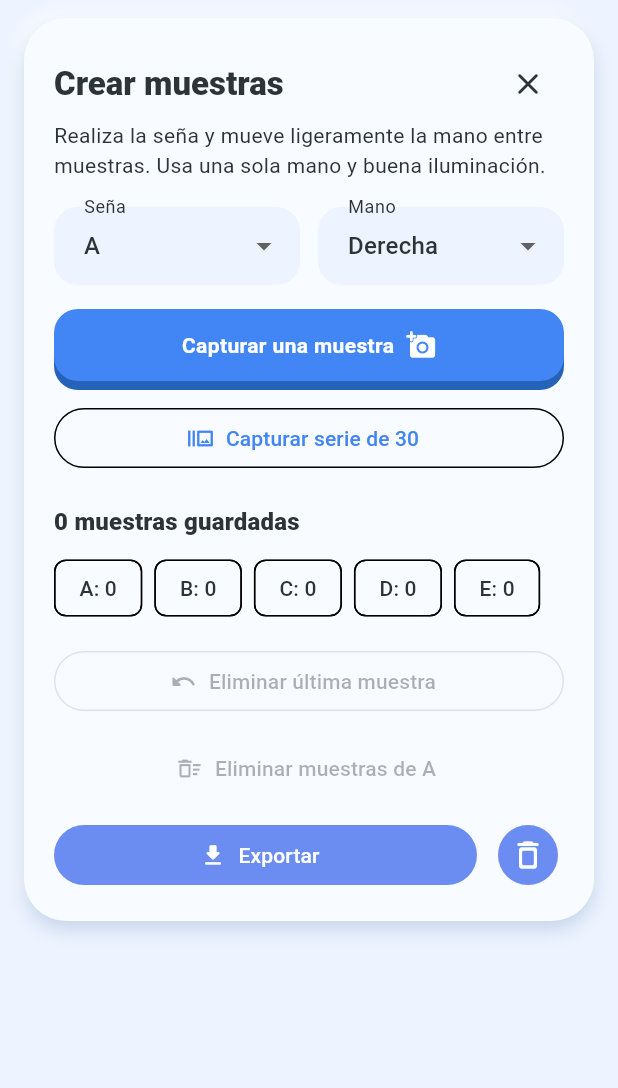
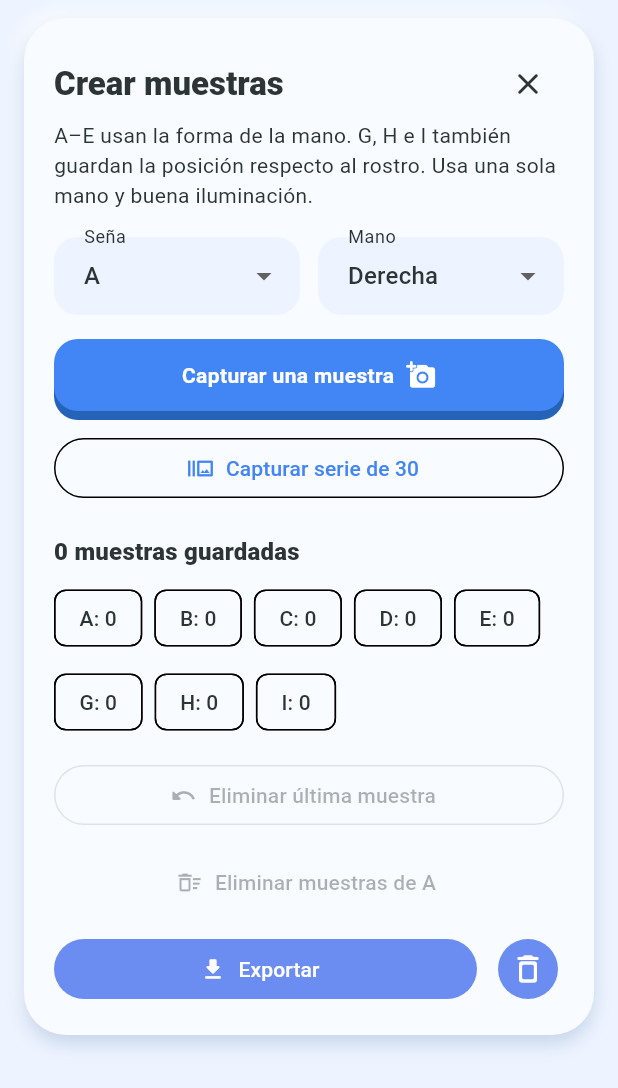
Before and after one commit to Emily-Hrdz/SignSpeak, a Flutter app: the DatasetCaptureSheet widget shown alone on an empty page, opened directly with empty values, on a phone screen of 412 x 824 dp. Shown: the top 1088 px of the screen. Run offline on Flutter 3.47's test engine with Material 3 defaults, Android fonts, the phone set to English and light mode, and no system bars; our stand-ins replace camera, firebase_auth, firebase_core, flutter_tts, shared_preferences, video_player; missing offline and left inert: google_mlkit_face_detection, hand_landmarker; accounts and stored records are empty.

Commit message:
Add spatial sample capture for face-relative signs

```diff
--- a/lib/features/translate/widgets/dataset_capture_sheet.dart
+++ b/lib/features/translate/widgets/dataset_capture_sheet.dart
@@ -1,20 +1,29 @@
+import 'dart:async';
+
 import 'package:flutter/material.dart';
 import 'package:hand_landmarker/hand_landmarker.dart';
 
 import '../../../core/widgets/clay_components.dart';
 import '../services/landmark_dataset_service.dart';
+import '../services/face_landmark_service.dart';
 
 class DatasetCaptureSheet extends StatefulWidget {
-  const DatasetCaptureSheet({required this.handsProvider, super.key});
+  const DatasetCaptureSheet({
+    required this.handsProvider,
+    required this.faceProvider,
+    super.key,
+  });
 
   final List<Hand> Function() handsProvider;
+  final FaceReference? Function() faceProvider;
 
   @override
   State<DatasetCaptureSheet> createState() => _DatasetCaptureSheetState();
 }
 
 class _DatasetCaptureSheetState extends State<DatasetCaptureSheet> {
-  static const _labels = ['A', 'B', 'C', 'D', 'E'];
+  static const _labels = ['A', 'B', 'C', 'D', 'E', 'G', 'H', 'I'];
+  static const _spatialLabels = {'G', 'H', 'I'};
   static const _targetPerSeries = 30;
 
   final _dataset = LandmarkDatasetService();
@@ -24,16 +33,21 @@ class _DatasetCaptureSheetState extends State<DatasetCaptureSheet> {
   bool _isLoading = true;
   bool _isCapturingSeries = false;
   int _seriesProgress = 0;
+  Timer? _faceStatusTimer;
 
   @override
   void initState() {
     super.initState();
     _loadStats();
+    _faceStatusTimer = Timer.periodic(const Duration(milliseconds: 400), (_) {
+      if (mounted && _spatialLabels.contains(_selectedLabel)) setState(() {});
+    });
   }
 
   @override
   void dispose() {
     _isCapturingSeries = false;
+    _faceStatusTimer?.cancel();
     super.dispose();
   }
 
@@ -56,12 +70,21 @@ class _DatasetCaptureSheetState extends State<DatasetCaptureSheet> {
       }
       return false;
     }
+    final needsFace = _spatialLabels.contains(_selectedLabel);
+    final faceReference = widget.faceProvider();
+    if (needsFace && (faceReference == null || !faceReference.isFresh)) {
+      if (showFeedback) {
+        _showMessage('Mantén el rostro completo visible junto con la mano.');
+      }
+      return false;
+    }
 
     try {
       await _dataset.saveSample(
         label: _selectedLabel,
         handSide: _handSide,
         landmarks: hands.first.landmarks,
+        faceReference: needsFace ? faceReference : null,
       );
       await _loadStats();
       if (showFeedback && mounted) _showMessage('Muestra guardada.');
@@ -233,7 +256,7 @@ class _DatasetCaptureSheetState extends State<DatasetCaptureSheet> {
                   ],
                 ),
                 const Text(
-                  'Realiza la seña y mueve ligeramente la mano entre muestras. Usa una sola mano y buena iluminación.',
+                  'A–E usan la forma de la mano. G, H e I también guardan la posición respecto al rostro. Usa una sola mano y buena iluminación.',
                 ),
                 const SizedBox(height: 18),
                 Row(
@@ -277,6 +300,46 @@ class _DatasetCaptureSheetState extends State<DatasetCaptureSheet> {
                     ),
                   ],
                 ),
+                if (_spatialLabels.contains(_selectedLabel)) ...[
+                  const SizedBox(height: 12),
+                  Text(
+                    _selectedLabel == 'G'
+                        ? 'Coloca la mano en la posición final junto a la oreja.'
+                        : _selectedLabel == 'H'
+                        ? 'Mantén los dos dedos frente a los labios.'
+                        : 'Mantén el dedo debajo del ojo.',
+                    style: TextStyle(
+                      color: Theme.of(context).colorScheme.primary,
+                      fontWeight: FontWeight.w800,
+                    ),
+                  ),
+                  const SizedBox(height: 8),
+                  Builder(
+                    builder: (context) {
+                      final faceDetected =
+                          widget.faceProvider()?.isFresh == true;
+                      return Row(
+                        children: [
+                          Icon(
+                            faceDetected
+                                ? Icons.face_retouching_natural_rounded
+                                : Icons.face_retouching_off_rounded,
+                            color: faceDetected
+                                ? const Color(0xFF2E9D67)
+                                : Theme.of(context).colorScheme.error,
+                          ),
+                          const SizedBox(width: 8),
+                          Text(
+                            faceDetected
+                                ? 'Rostro detectado'
+                                : 'Buscando rostro completo…',
+                            style: const TextStyle(fontWeight: FontWeight.w700),
+                          ),
+                        ],
+                      );
+                    },
+                  ),
+                ],
                 const SizedBox(height: 16),
                 ClayButton(
                   label: _isCapturingSeries
--- a/pubspec.yaml
+++ b/pubspec.yaml
@@ -41,6 +41,7 @@ dependencies:
   provider: ^6.1.5
   shared_preferences: ^2.5.3
   flutter_tts: ^4.2.5
+  google_mlkit_face_detection: ^0.14.0
 
 dev_dependencies:
   flutter_test:
```
Also changed, not shown: lib/features/translate/screens/translate_screen.dart (+23 -1 lines), lib/features/translate/services/face_landmark_service.dart (added, +142 -0 lines), lib/features/translate/services/landmark_dataset_service.dart (+12 -0 lines), pubspec.lock, 1 other file.
